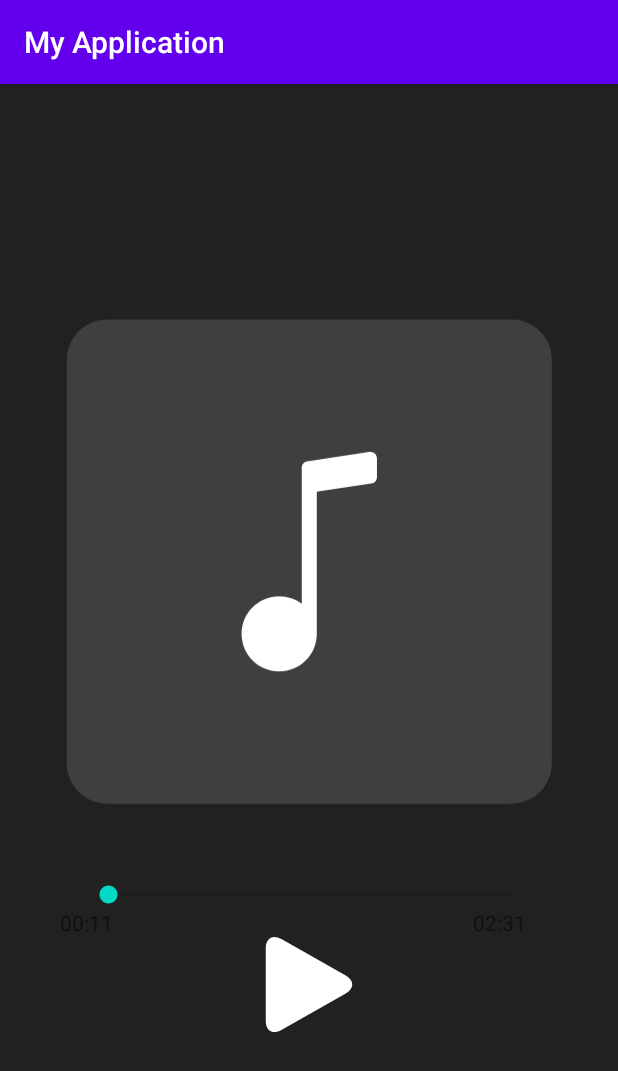
After one commit to moevm/adfmp20-player, an Android app: the PlayerActivity screen opened directly, with no data from a screen before it, on a phone screen of 412 x 824 dp. The commit adds this screen. Shown: the top 1071 px of the screen. Run offline under Robolectric (Android 15) with nearby library versions, the phone set to English and light mode, and no system bars.

Commit message:
init interface

```diff
--- a/app/src/main/AndroidManifest.xml
+++ b/app/src/main/AndroidManifest.xml
@@ -1,7 +1,8 @@
 <?xml version="1.0" encoding="utf-8"?>
 <manifest xmlns:android="http://schemas.android.com/apk/res/android"
     package="com.example.myapplication">
-    <uses-permission android:name="android.permission.INTERNET"/>
+
+    <uses-permission android:name="android.permission.INTERNET" />
 
     <application
         android:allowBackup="true"
@@ -10,6 +11,7 @@
         android:roundIcon="@mipmap/ic_launcher_round"
         android:supportsRtl="true"
         android:theme="@style/AppTheme">
+        <activity android:name=".PlayerActivity"></activity>
         <activity android:name=".MainActivity">
             <intent-filter>
                 <action android:name="android.intent.action.MAIN" />
--- a/app/src/main/java/com/example/myapplication/MainActivity.kt
+++ b/app/src/main/java/com/example/myapplication/MainActivity.kt
@@ -1,11 +1,12 @@
 package com.example.myapplication
 
-import androidx.appcompat.app.AppCompatActivity
+import android.content.Intent
 import android.os.Bundle
 import android.os.Handler
-import api.Api
+import androidx.appcompat.app.AppCompatActivity
 import audio.Audio
 import kotlinx.android.synthetic.main.activity_main.*
+
 
 class MainActivity : AppCompatActivity() {
 
@@ -30,7 +31,9 @@ class MainActivity : AppCompatActivity() {
         }
 
         buttonOpen.setOnClickListener{
-            Api().getTrackListVk(115080501);
+            //Api().getTrackListVk(115080501);
+            val intent = Intent(this, PlayerActivity::class.java)
+            startActivity(intent)
         }
 
     }
--- /dev/null
+++ b/app/src/main/java/com/example/myapplication/PlayerActivity.kt
@@ -0,0 +1,19 @@
+package com.example.myapplication
+
+import androidx.appcompat.app.AppCompatActivity
+import android.os.Bundle
+import android.view.View
+import kotlinx.android.synthetic.main.activity_player.*
+
+class PlayerActivity : AppCompatActivity() {
+
+    override fun onCreate(savedInstanceState: Bundle?) {
+        super.onCreate(savedInstanceState)
+        setContentView(R.layout.activity_player)
+
+
+    }
+    fun playButton(v: View) {
+        print("++");
+    }
+}
--- /dev/null
+++ b/app/src/main/res/drawable-v24/default_album_image.xml
@@ -0,0 +1,14 @@
+<?xml version="1.0" encoding="utf-8"?>
+<vector xmlns:android="http://schemas.android.com/apk/res/android"
+    android:width="261.7dp"
+    android:height="261.3dp"
+    android:viewportWidth="261.7"
+    android:viewportHeight="261.3">
+
+    <path
+        android:fillColor="#3F3F3F"
+        android:pathData="M238.5,259.4h-215c-11.9,0-21.5-9.6-21.5-21.5v-215C2,11.1,11.6,1.4,23.5,1.4h215c11.9,0,21.5,9.6,21.5,21.5 v215C260,249.8,250.4,259.4,238.5,259.4z" />
+    <path
+        android:fillColor="#FFFFFF"
+        android:pathData="M167,75.4v10c0,1.7-1.2,3.2-2.9,3.4L135,93.2v75.7c0,11.1-9,20-20,20s-20-8.9-20-20s9-20,20-20 c4.5,0,8.7,1.5,12,4V80.4c0-1.7,1.2-3.2,2.9-3.4L163,72C165.1,71.7,167,73.3,167,75.4z" />
+</vector>
--- /dev/null
+++ b/app/src/main/res/drawable-v24/play.xml
@@ -0,0 +1,11 @@
+<?xml version="1.0" encoding="utf-8"?>
+<vector xmlns:android="http://schemas.android.com/apk/res/android"
+    android:width="163.861dp"
+    android:height="163.861dp"
+    android:viewportWidth="163.861"
+    android:viewportHeight="163.861">
+
+    <path
+        android:fillColor="#FFFFFF"
+        android:pathData="M34.857,3.613C20.084-4.861,8.107,2.081,8.107,19.106v125.637c0,17.042,11.977,23.975,26.75,15.509L144.67,97.275 c14.778-8.477,14.778-22.211,0-30.686L34.857,3.613z" />
+</vector>
--- /dev/null
+++ b/app/src/main/res/layout/activity_player.xml
@@ -0,0 +1,54 @@
+<?xml version="1.0" encoding="utf-8"?>
+<LinearLayout
+    xmlns:android="http://schemas.android.com/apk/res/android"
+    xmlns:app="http://schemas.android.com/apk/res-auto"
+    xmlns:tools="http://schemas.android.com/tools"
+    android:layout_width="match_parent"
+    android:layout_height="match_parent"
+    tools:context=".PlayerActivity"
+    android:gravity="center"
+    android:orientation="vertical"
+    android:background="#212121"
+    >
+
+    <ImageView
+        android:layout_width="328dp"
+        android:layout_height="365dp"
+        android:src="@drawable/default_album_image" />
+
+    <SeekBar
+        android:layout_width="300dp"
+        android:layout_height="wrap_content"
+        android:layout_marginTop="30dp" />
+
+    <LinearLayout
+        android:layout_width="match_parent"
+        android:layout_height="wrap_content">
+
+        <TextView
+            android:id="@+id/currentTimeTrack"
+            android:layout_width="wrap_content"
+            android:layout_height="wrap_content"
+            android:text="00:11"
+            android:layout_marginLeft="40dp"/>
+
+        <TextView
+            android:id="@+id/durationTimeTrack"
+            android:layout_width="wrap_content"
+            android:layout_height="wrap_content"
+            android:layout_marginLeft="240dp"
+            android:text="02:31" />
+
+    </LinearLayout>
+
+    <Button
+        android:id="@+id/playButton"
+        android:layout_width="64dp"
+        android:layout_height="63dp"
+        android:background="@drawable/play"
+        android:onClick="playButton"
+        />
+
+
+
+</LinearLayout>
```
